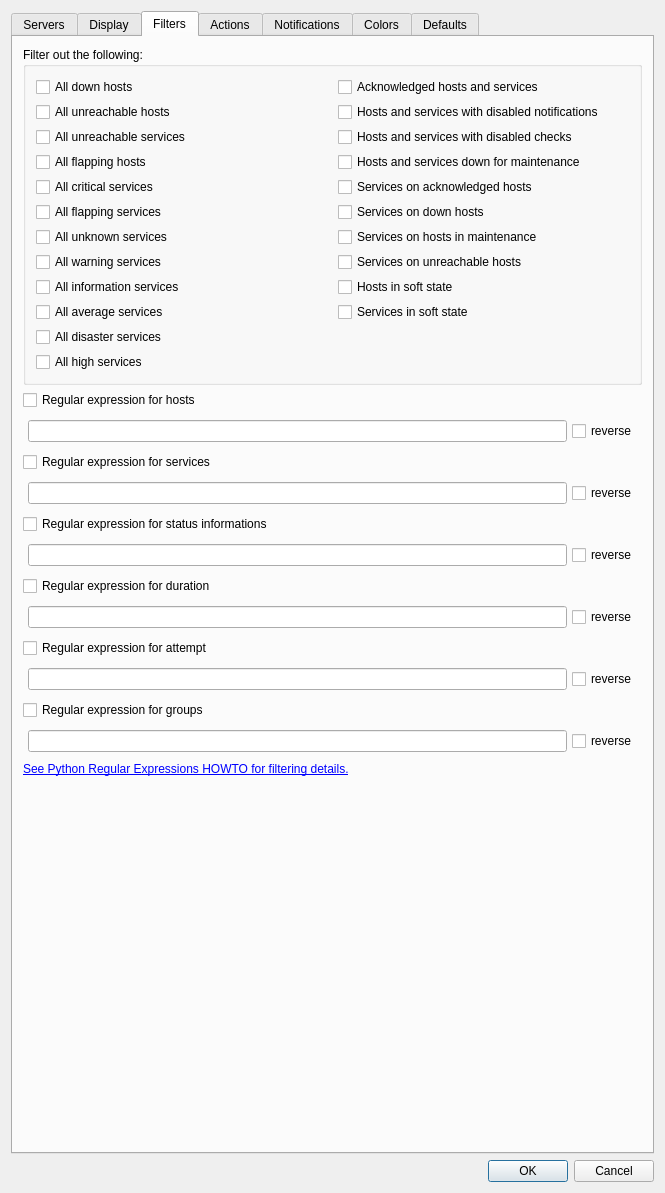
First picture: the form in Nagstamon/resources/qui/settings_main.ui, repository HenriWahl/Nagstamon, before the edit.
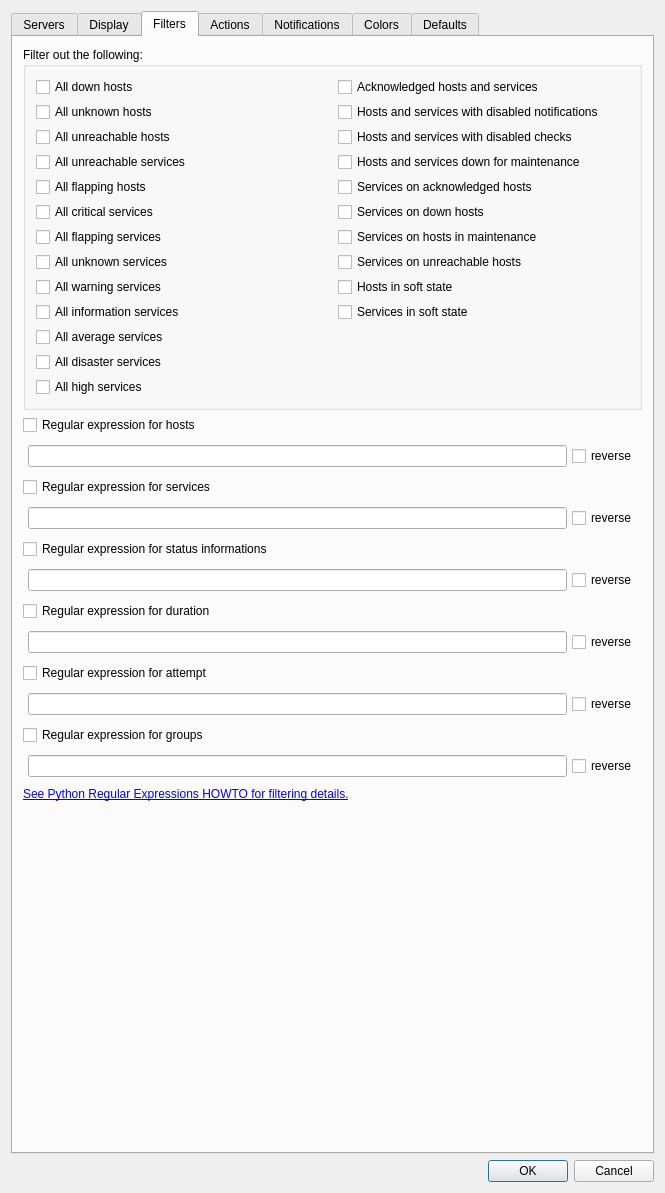
Second picture: the form after the edit. The open tabs and pages were chosen to show the change.

Commit message: Fixes issues with UNKNOWN hosts from Livestatus not being displayed in the interface & Added the option to filter out UNKNOWN hosts (#1198)

What changed in the file:
```diff
--- a/Nagstamon/resources/qui/settings_main.ui
+++ b/Nagstamon/resources/qui/settings_main.ui
@@ -1059,27 +1059,34 @@
            </widget>
           </item>
           <item row="1" column="0">
+           <widget class="QCheckBox" name="input_checkbox_filter_all_unknown_hosts">
+            <property name="text">
+             <string>All unknown hosts</string>
+            </property>
+           </widget>
+          </item>
+          <item row="2" column="0">
            <widget class="QCheckBox" name="input_checkbox_filter_all_unreachable_hosts">
             <property name="text">
              <string>All unreachable hosts</string>
             </property>
            </widget>
           </item>
-          <item row="2" column="0">
+          <item row="3" column="0">
            <widget class="QCheckBox" name="input_checkbox_filter_all_unreachable_services">
             <property name="text">
              <string>All unreachable services</string>
             </property>
            </widget>
           </item>
-          <item row="3" column="0">
+          <item row="4" column="0">
            <widget class="QCheckBox" name="input_checkbox_filter_all_flapping_hosts">
             <property name="text">
              <string>All flapping hosts</string>
             </property>
            </widget>
           </item>
-          <item row="4" column="0">
+          <item row="5" column="0">
            <widget class="QCheckBox" name="input_checkbox_filter_all_critical_services">
             <property name="text">
              <string>All critical services</string>
@@ -1142,21 +1149,21 @@
             </property>
            </widget>
           </item>
-          <item row="5" column="0">
+          <item row="6" column="0">
            <widget class="QCheckBox" name="input_checkbox_filter_all_flapping_services">
             <property name="text">
              <string>All flapping services</string>
             </property>
            </widget>
           </item>
-          <item row="6" column="0">
+          <item row="7" column="0">
            <widget class="QCheckBox" name="input_checkbox_filter_all_unknown_services">
             <property name="text">
              <string>All unknown services</string>
             </property>
            </widget>
           </item>
-          <item row="7" column="0">
+          <item row="8" column="0">
            <widget class="QCheckBox" name="input_checkbox_filter_all_warning_services">
             <property name="text">
              <string>All warning services</string>
@@ -1191,14 +1198,14 @@
             </property>
            </widget>
           </item>
-          <item row="9" column="1">
+          <item row="8" column="1">
            <widget class="QCheckBox" name="input_checkbox_filter_hosts_in_soft_state">
             <property name="text">
              <string>Hosts in soft state</string>
             </property>
            </widget>
           </item>
-          <item row="10" column="1">
+          <item row="9" column="1">
            <widget class="QCheckBox" name="input_checkbox_filter_services_in_soft_state">
             <property name="text">
              <string>Services in soft state</string>
```
Left out of the diff: 1 changed line with no effect on the pictures. The commit also changes 2 other files.
